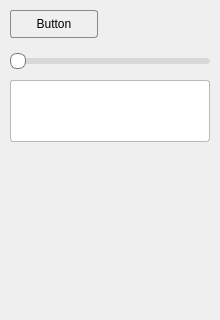
The window that childrenpanel/tooloptpanel.ui (Nice9Tian/AnimeAn) describes before a commit, drawn with Qt 5.
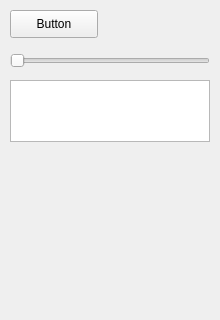
The same window after the commit.

Commit message: Theme system: Dark/Light menu, Fusion+QPalette, theme-driven prototype styles

Diff of the .ui file:
```diff
--- a/childrenpanel/tooloptpanel.ui
+++ b/childrenpanel/tooloptpanel.ui
@@ -25,23 +25,6 @@
    <property name="cursor">
     <cursorShape>PointingHandCursor</cursorShape>
    </property>
-   <property name="styleSheet">
-    <string notr="true">QPushButton {
-    border: 1px solid #8a8a8a;
-    border-radius: 3px;
-    padding: 4px 8px;
-}
-QPushButton:hover {
-    border-color: #3d8ec9;
-}
-QPushButton:pressed {
-    padding-top: 5px;
-    padding-left: 9px;
-}
-QPushButton:focus {
-    border: 1px solid #0067c0;
-}</string>
-   </property>
    <property name="text">
     <string>Button</string>
    </property>
@@ -61,31 +44,6 @@
    <property name="cursor">
     <cursorShape>PointingHandCursor</cursorShape>
    </property>
-   <property name="styleSheet">
-    <string notr="true">QSlider::groove:horizontal {
-    height: 6px;
-    border-radius: 3px;
-    background: #d8d8d8;
-}
-QSlider::sub-page:horizontal {
-    border-radius: 3px;
-    background: #3d8ec9;
-}
-QSlider::handle:horizontal {
-    width: 14px;
-    height: 14px;
-    margin: -5px 0;
-    border: 1px solid #777777;
-    border-radius: 7px;
-    background: #ffffff;
-}
-QSlider::handle:horizontal:hover {
-    border-color: #0067c0;
-}
-QSlider::handle:horizontal:pressed {
-    background: #e7f3ff;
-}</string>
-   </property>
    <property name="orientation">
     <enum>Qt::Orientation::Horizontal</enum>
    </property>
@@ -102,27 +60,6 @@
      <height>62</height>
     </rect>
    </property>
-   <property name="styleSheet">
-    <string notr="true">QListWidget {
-    border: 1px solid palette(mid);
-    border-radius: 3px;
-    background: palette(base);
-    padding: 2px;
-}
-QListWidget::item {
-    min-height: 22px;
-    padding: 3px 6px;
-    border-radius: 2px;
-    color: palette(text);
-}
-QListWidget::item:hover {
-    background: rgba(61, 142, 201, 0.35);
-}
-QListWidget::item:selected {
-    color: #ffffff;
-    background: #3d8ec9;
-}</string>
-   </property>
   </widget>
  </widget>
  <resources/>
```
The commit also changes 10 other files.
